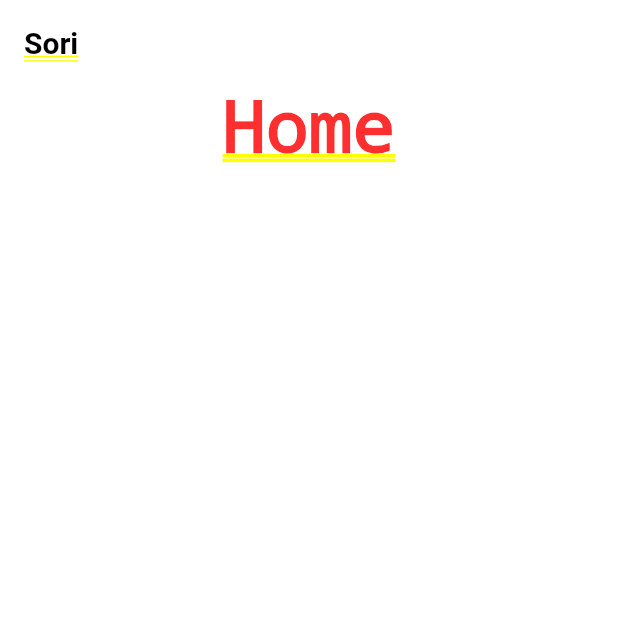
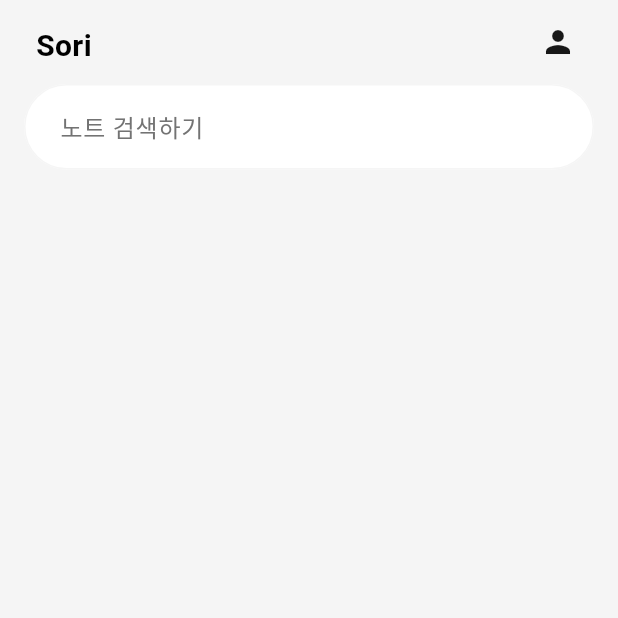
Before and after one commit to khu-suyong/sori, a Flutter app: the screen it shows after launch, on a phone screen of 412 x 824 dp, the top half of it. Run offline on Flutter 3.47's test engine with Material 3 defaults, Android fonts, the light colour scheme and no system bars; our stand-ins replace go_router; Roboto replaces fonts that are missing (Pretendard).

Commit message:
feat(widget): 기본 위젯 제작

```diff
--- a/lib/pages/home/page.dart
+++ b/lib/pages/home/page.dart
@@ -1,13 +1,31 @@
 import 'package:flutter/material.dart';
+import 'package:sori/theme/theme.dart';
+import 'package:sori/widgets/app_bar.dart';
 
-import '../../widgets/app_bar.dart';
 import '../../widgets/app_layout.dart';
+import '../../widgets/common/common.dart';
 
 class HomePage extends StatelessWidget {
   const HomePage({super.key});
 
   @override
   Widget build(BuildContext context) {
-    return const SoriAppLayout(child: Text('Home'));
+    return SoriAppLayout(
+      appBar: SoriAppBar(
+        actions: [
+          IconButton(
+            icon: Icon(Icons.person, fill: 0, color: AppColors.gray900),
+            onPressed: () {},
+          ),
+        ],
+      ),
+      child: Padding(
+        padding: const EdgeInsets.symmetric(horizontal: AppSpace.s4),
+        child: Column(
+          crossAxisAlignment: CrossAxisAlignment.start,
+          children: [const AppTextField(hintText: '노트 검색하기')],
+        ),
+      ),
+    );
   }
 }
--- a/lib/theme/theme.dart
+++ b/lib/theme/theme.dart
@@ -23,17 +23,17 @@ class AppColors {
   static const Color slate950 = Color(0xFF020617);
 
   // Gray
-  static const Color gray50 = Color(0xFFF9FAFB);
-  static const Color gray100 = Color(0xFFF3F4F6);
-  static const Color gray200 = Color(0xFFE5E7EB);
-  static const Color gray300 = Color(0xFFD1D5DB);
-  static const Color gray400 = Color(0xFF9CA3AF);
-  static const Color gray500 = Color(0xFF6B7280);
-  static const Color gray600 = Color(0xFF4B5563);
-  static const Color gray700 = Color(0xFF374151);
-  static const Color gray800 = Color(0xFF1F2937);
-  static const Color gray900 = Color(0xFF111827);
-  static const Color gray950 = Color(0xFF030712);
+  static const Color gray50 = Color(0xFFFAFAFA);
+  static const Color gray100 = Color(0xFFF5F5F5);
+  static const Color gray200 = Color(0xFFE5E5E5);
+  static const Color gray300 = Color(0xFFD4D4D4);
+  static const Color gray400 = Color(0xFFA3A3A3);
+  static const Color gray500 = Color(0xFF737373);
+  static const Color gray600 = Color(0xFF525252);
+  static const Color gray700 = Color(0xFF404040);
+  static const Color gray800 = Color(0xFF262626);
+  static const Color gray900 = Color(0xFF171717);
+  static const Color gray950 = Color(0xFF0A0A0A);
 
   // Zinc
   static const Color zinc50 = Color(0xFFFAFAFA);
@@ -47,19 +47,6 @@ class AppColors {
   static const Color zinc800 = Color(0xFF27272A);
   static const Color zinc900 = Color(0xFF18181B);
   static const Color zinc950 = Color(0xFF09090B);
-
-  // Neutral
-  static const Color neutral50 = Color(0xFFFAFAFA);
-  static const Color neutral100 = Color(0xFFF5F5F5);
-  static const Color neutral200 = Color(0xFFE5E5E5);
-  static const Color neutral300 = Color(0xFFD4D4D4);
-  static const Color neutral400 = Color(0xFFA3A3A3);
-  static const Color neutral500 = Color(0xFF737373);
-  static const Color neutral600 = Color(0xFF525252);
-  static const Color neutral700 = Color(0xFF404040);
-  static const Color neutral800 = Color(0xFF262626);
-  static const Color neutral900 = Color(0xFF171717);
-  static const Color neutral950 = Color(0xFF0A0A0A);
 
   // Stone
   static const Color stone50 = Color(0xFFFAFAF9);
@@ -358,6 +345,8 @@ class AppFontWeight {
   static const FontWeight black = FontWeight.w900;
 }
 
+// Custom
+
 class AppTextStyle {
   static const h1 = TextStyle(
     fontFamily: 'Pretendard',
--- a/lib/widgets/app_bar.dart
+++ b/lib/widgets/app_bar.dart
@@ -17,9 +17,16 @@ class SoriAppBar extends StatelessWidget {
           vertical: AppSpace.s2,
         ),
         child: Row(
+          mainAxisAlignment: MainAxisAlignment.spaceBetween,
+          crossAxisAlignment: CrossAxisAlignment.center,
           children: [
-            Text('Sori', style: AppTextStyle.h3),
-            const Spacer(),
+            Padding(
+              padding: const EdgeInsets.all(AppSpace.s2),
+              child: Text(
+                'Sori',
+                style: AppTextStyle.h3.copyWith(fontWeight: AppFontWeight.bold),
+              ),
+            ),
             Row(children: actions),
           ],
         ),
--- a/lib/widgets/app_layout.dart
+++ b/lib/widgets/app_layout.dart
@@ -16,9 +16,9 @@ class SoriAppLayout extends StatelessWidget {
 
   @override
   Widget build(BuildContext context) {
-    return ColoredBox(
-      color: AppColors.white,
-      child: SafeArea(child: Column(children: [appBar, child])),
+    return Scaffold(
+      backgroundColor: AppColors.gray100,
+      body: SafeArea(child: Column(children: [appBar, child])),
     );
   }
 }
--- /dev/null
+++ b/lib/widgets/common/common.dart
@@ -0,0 +1,2 @@
+export 'button.dart';
+export 'text_input.dart';
--- /dev/null
+++ b/lib/widgets/common/text_input.dart
@@ -0,0 +1,99 @@
+import 'package:flutter/material.dart';
+import 'package:sori/theme/theme.dart';
+
+enum AppTextFieldVariant { filled }
+
+class AppTextField extends StatelessWidget {
+  final AppTextFieldVariant variant;
+
+  final TextEditingController? controller;
+  final String? hintText;
+  final bool obscureText;
+  final TextInputType keyboardType;
+  final TextInputAction? textInputAction;
+  final ValueChanged<String>? onChanged;
+  final int? maxLines;
+  final int? minLines;
+  final FocusNode? focusNode;
+
+  const AppTextField({
+    super.key,
+    this.controller,
+    this.hintText,
+    this.obscureText = false,
+    this.keyboardType = TextInputType.text,
+    this.textInputAction,
+    this.onChanged,
+    this.maxLines = 1,
+    this.minLines,
+    this.focusNode,
+    this.variant = AppTextFieldVariant.filled,
+  });
+
+  @override
+  Widget build(BuildContext context) {
+    return TextField(
+      controller: controller,
+      focusNode: focusNode,
+      keyboardType: keyboardType,
+      textInputAction: textInputAction,
+      obscureText: obscureText,
+      onChanged: onChanged,
+      maxLines: maxLines,
+      minLines: minLines,
+      style: AppTextStyle.body,
+      cursorColor: AppColors.slate900,
+      decoration: InputDecoration(
+        hintText: hintText,
+        hintStyle: AppTextStyle.body.copyWith(color: AppColors.gray500),
+        filled: true,
+        fillColor: _backgroundColor,
+        contentPadding: const EdgeInsets.symmetric(
+          horizontal: AppSpace.s5,
+          vertical: AppSpace.s4,
+        ),
+        isDense: true,
+        border: OutlineInputBorder(
+          borderRadius: BorderRadius.circular(AppRadius.full),
+          borderSide: BorderSide(color: _border, width: 1),
+        ),
+        enabledBorder: OutlineInputBorder(
+          borderRadius: BorderRadius.circular(AppRadius.full),
+          borderSide: BorderSide(color: _border, width: 1),
+        ),
+        focusedBorder: OutlineInputBorder(
+          borderRadius: BorderRadius.circular(AppRadius.full),
+          borderSide: BorderSide(color: _border, width: 2),
+        ),
+        errorBorder: OutlineInputBorder(
+          borderRadius: BorderRadius.circular(AppRadius.md),
+          borderSide: const BorderSide(color: AppColors.red500, width: 1),
+        ),
+        focusedErrorBorder: OutlineInputBorder(
+          borderRadius: BorderRadius.circular(AppRadius.md),
+          borderSide: const BorderSide(color: AppColors.red500, width: 2),
+        ),
+        disabledBorder: OutlineInputBorder(
+          borderRadius: BorderRadius.circular(AppRadius.md),
+          borderSide: const BorderSide(color: AppColors.gray100, width: 1),
+        ),
+      ),
+    );
+  }
+
+  Color get _backgroundColor {
+    if (variant == AppTextFieldVariant.filled) {
+      return AppColors.white;
+    }
+
+    return AppColors.white;
+  }
+
+  Color get _border {
+    if (variant == AppTextFieldVariant.filled) {
+      return AppColors.gray100;
+    }
+
+    return AppColors.gray100;
+  }
+}
```
Also changed, not shown: lib/widgets/common/button.dart (added, +159 -0 lines).
